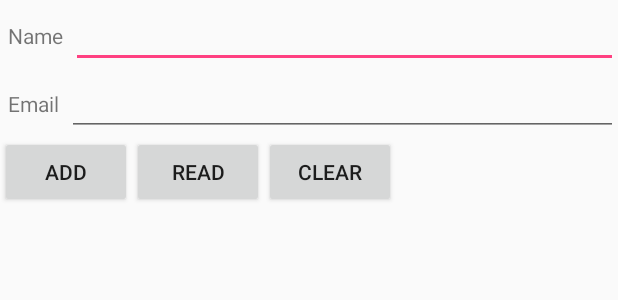
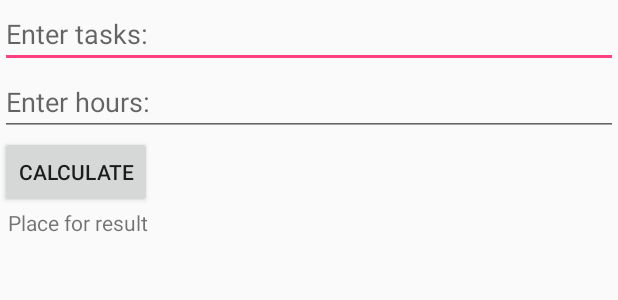
Before and after one commit to Jack-o-vi/TestProblem, an Android app: the layout main.xml on its own in the app's theme, with its tools: preview values and no code run, on a phone screen of 412 x 824 dp. Shown: the top 300 px of the screen. Run offline under Robolectric (Android 15) with nearby library versions, the phone set to English and light mode, and no system bars.

Commit message:
Task is done, now we can check if intern can perform 12 tasks in specified time.

```diff
--- a/app/src/main/res/layout/main.xml
+++ b/app/src/main/res/layout/main.xml
@@ -1,69 +1,39 @@
 <?xml version="1.0" encoding="utf-8"?>
-<LinearLayout
-    xmlns:android="http://schemas.android.com/apk/res/android"
-    android:layout_width="fill_parent"
-    android:layout_height="fill_parent"
-    android:orientation="vertical">
-    <LinearLayout
-        android:id="@+id/linearLayout1"
+<LinearLayout xmlns:android="http://schemas.android.com/apk/res/android"
+    xmlns:tools="http://schemas.android.com/tools"
+    android:layout_width="match_parent"
+    android:layout_height="match_parent"
+    android:orientation="vertical"
+    tools:context=".MainActivity">
+
+
+    <EditText
+        android:id="@+id/etTasks"
         android:layout_width="match_parent"
-        android:layout_height="wrap_content">
-        <TextView
-            android:layout_width="wrap_content"
-            android:layout_height="wrap_content"
-            android:text="Name"
-            android:layout_marginLeft="5dp"
-            android:layout_marginRight="5dp">
-        </TextView>
-        <EditText
-            android:id="@+id/etName"
-            android:layout_width="wrap_content"
-            android:layout_height="wrap_content"
-            android:layout_weight="1">
-            <requestFocus>
-            </requestFocus>
-        </EditText>
-    </LinearLayout>
-    <LinearLayout
-        android:id="@+id/linearLayout3"
+        android:layout_height="wrap_content"
+        android:hint="@string/hint_tasks" />
+
+
+    <EditText
+        android:id="@+id/etHours"
         android:layout_width="match_parent"
-        android:layout_height="wrap_content">
-        <TextView
-            android:id="@+id/textView2"
-            android:layout_width="wrap_content"
-            android:layout_height="wrap_content"
-            android:text="Email"
-            android:layout_marginLeft="5dp"
-            android:layout_marginRight="5dp">
-        </TextView>
-        <EditText
-            android:id="@+id/etEmail"
-            android:layout_width="wrap_content"
-            android:layout_height="wrap_content"
-            android:layout_weight="1">
-        </EditText>
-    </LinearLayout>
-    <LinearLayout
-        android:id="@+id/linearLayout2"
-        android:layout_width="match_parent"
-        android:layout_height="wrap_content">
-        <Button
-            android:id="@+id/btnAdd"
-            android:layout_width="wrap_content"
-            android:layout_height="wrap_content"
-            android:text="Add">
-        </Button>
-        <Button
-            android:id="@+id/btnRead"
-            android:layout_width="wrap_content"
-            android:layout_height="wrap_content"
-            android:text="Read">
-        </Button>
-        <Button
-            android:id="@+id/btnClear"
-            android:layout_width="wrap_content"
-            android:layout_height="wrap_content"
-            android:text="Clear">
-        </Button>
-    </LinearLayout>
-00</LinearLayout>
+        android:layout_height="wrap_content"
+        android:hint="@string/hint_hours" />
+
+
+    <Button
+        android:id="@+id/btn"
+        android:layout_width="wrap_content"
+        android:layout_height="wrap_content"
+        android:onClick="onclick"
+        android:text="Calculate"></Button>
+
+    <TextView
+        android:id="@+id/tvResult"
+        android:layout_width="wrap_content"
+        android:layout_height="wrap_content"
+        android:layout_marginLeft="5dp"
+        android:layout_marginRight="5dp"
+        android:text="Place for result"></TextView>
+
+</LinearLayout>
--- a/app/src/main/res/values/strings.xml
+++ b/app/src/main/res/values/strings.xml
@@ -1,3 +1,5 @@
 <resources>
     <string name="app_name">TestProblem</string>
+    <string name="hint_tasks">Enter tasks: </string>
+    <string name="hint_hours">Enter hours: </string>
 </resources>
```
Also changed, not shown: app/src/main/java/com/example/bjorn/testproblem/MainActivity.java (+51 -2 lines), app/src/main/java/com/example/bjorn/testproblem/Testing.java (+0 -52 lines), app/src/main/res/layout/activity_main.xml (+2 -11 lines).
